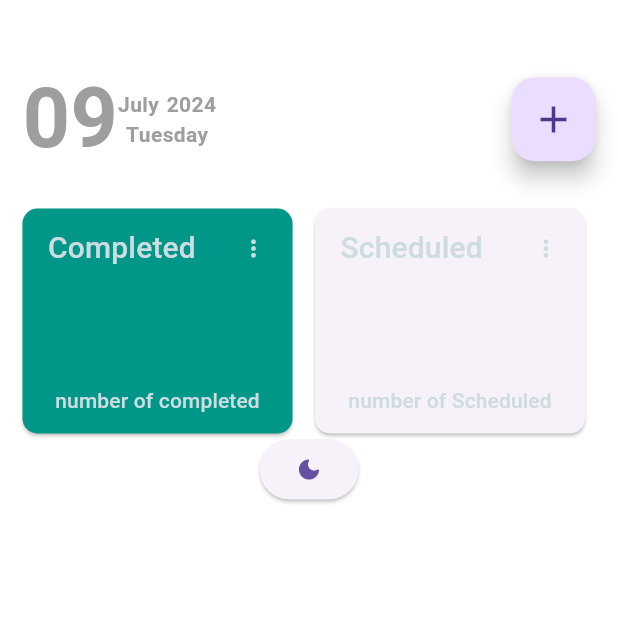
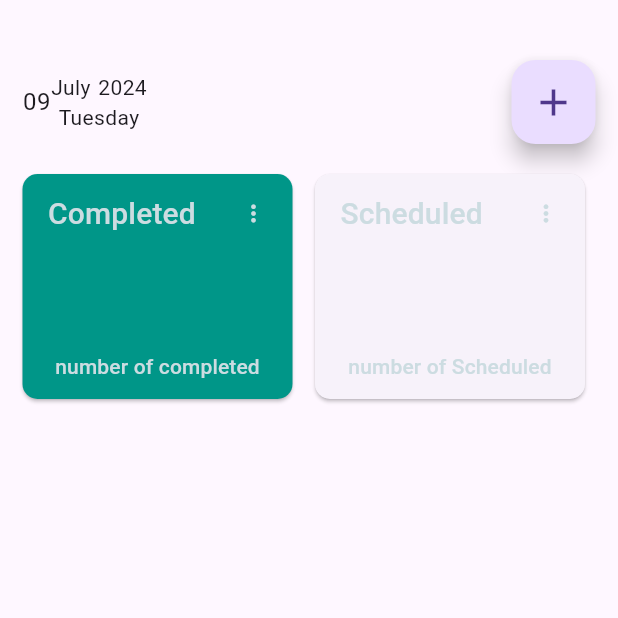
Before and after one commit to trixieo/Reminder-app, a Flutter app: the screen it shows after launch, on a phone screen of 412 x 824 dp, the top half of it. Run offline on Flutter 3.47's test engine with Material 3 defaults, Android fonts, the phone set to English and light mode, and no system bars; our stand-ins replace adaptive_theme.

Commit message:
minor changes

```diff
--- a/reminder_app/lib/main.dart
+++ b/reminder_app/lib/main.dart
@@ -4,105 +4,37 @@ import 'dart:async';
 import 'package:flutter/material.dart';
 import 'package:provider/provider.dart';
 import 'package:intl/intl.dart';
-import 'package:shared_preferences/shared_preferences.dart';
+import 'package:adaptive_theme/adaptive_theme.dart';
 
-void main() async{
-  //Ensures Flutter Bindings are initialized before any async operations
-  WidgetsFlutterBinding.ensureInitialized();
+void main(){
 
-  //Retrieves the stored theme mode from shared preferences
-  final prefs = await SharedPreferences.getInstance();
-
-  //if no theme mode is stored, default to the system's theme mode which is index: 0
-  final themeMode =ThemeMode.values[prefs.getInt('themeMode')?? 0];
-
-  //Run the app with the initial theme mode
-  runApp(MyApp(themeMode: themeMode));
+  runApp(const MyApp());
 }
 
 
 
-class MyApp extends StatefulWidget{
-
-  final ThemeMode themeMode;
-
-  //constructor to accept the initial theme mode
-  MyApp({required this.themeMode});
-  @override
-  State<MyApp> createState() => _MyApp();
-}
-
-class _MyApp extends State<MyApp> {
-  late ThemeMode _themeMode;
-  @override
-  void initState() {
-    super.initState();
-    //set the initial theme mode from the widget
-    _themeMode = widget.themeMode;
-  }
-  //save the selected theme mode to preferences
-  Future<void> saveThemeMode(ThemeMode themeMode) async {
-    final prefs = await SharedPreferences.getInstance();
-    await prefs.setInt('themeMode', themeMode.index);
-  }
-
-
-  // Toggle between light and dark theme modes
-  void _onToggleTheme() {
-    setState(() {
-      // Switch between light and dark modes
-      if (_themeMode == ThemeMode.light) {
-        _themeMode = ThemeMode.dark;
-      } else {
-        _themeMode = ThemeMode.light;
-      }
-      // Save the new theme mode
-      saveThemeMode(_themeMode);
-    });
-  }
+class MyApp extends StatelessWidget{
+  const MyApp({super.key});
 
   @override
   Widget build(BuildContext context) {
     return ChangeNotifierProvider(
 
       create: (context) => MyAppState(),
-      child:  MaterialApp(
-        title: 'Reminder',
-        theme: ThemeData(
-          brightness: Brightness.light,
-          primarySwatch: Colors.teal,
-           primaryColor: Colors.teal[800],
-        scaffoldBackgroundColor: Colors.white,
-        dividerColor: Colors.grey[700],
-        buttonTheme: ButtonThemeData(
-          buttonColor: Colors.teal[600],),
-        textTheme: TextTheme(
-        bodyMedium: TextStyle(color: Colors.grey)
-      ),
+      child:  AdaptiveTheme(
+        light: ThemeData.light(useMaterial3: true),
+        dark: ThemeData.dark(useMaterial3: true),
+        initial: AdaptiveThemeMode.light,
+        builder: (theme, darktheme) {
+          return MaterialApp(
+            title: 'Reminder',
+            theme: theme,
+            darkTheme: darktheme,
 
-
-      ),
-      darkTheme: ThemeData(
-        brightness: Brightness.dark,
-        primarySwatch: Colors.teal,
-         primaryColor: Colors.teal[800],
-        scaffoldBackgroundColor: Colors.black,
-        dividerColor: Colors.grey[700],
-        buttonTheme: ButtonThemeData(
-          buttonColor: Colors.teal[600],
-          textTheme: ButtonTextTheme.primary,
-      ),
-      textTheme: TextTheme(
-        bodyMedium: TextStyle(color: Colors.white)
-      ),
-
-
-    ),
-    themeMode: _themeMode,
-    home: MyHomePage(
-      onToggleTheme: _onToggleTheme,
-    ),
-    ));
+            home: MyHomePage()
+              );
+        }
+      ));
 
   }
 }
@@ -112,18 +44,9 @@ class MyAppState extends ChangeNotifier{
     reminders.add(NewReminder());
   }
   DateTime now = DateTime.now();
-
-
-
-
-
 }
 
 class MyHomePage extends StatefulWidget {
-  final VoidCallback onToggleTheme;
-  MyHomePage({required this.onToggleTheme});
-
-
   @override
   State<MyHomePage> createState() => _MyHomePageState();
 }
@@ -135,9 +58,11 @@ class _MyHomePageState extends State<MyHomePage> {
     super.initState();
     Timer(Duration(seconds: 2), (){
       Navigator.of(context).pushReplacement(
-        MaterialPageRoute(builder: (context)=> MainPage(onToggleTheme: () { widget.onToggleTheme; },)));
+        MaterialPageRoute(builder: (context)=> MainPage()));
     });
   }
+
+  //this is the start of the build of the first page
 
   @override
   Widget build(BuildContext context) {
@@ -151,15 +76,14 @@ class _MyHomePageState extends State<MyHomePage> {
         fontSize: 36,
         fontWeight: FontWeight.bold,
         fontStyle: FontStyle.italic,
-        color: theme.colorScheme.primary,
+        color: theme.primaryColor,
         ),),
     ),
    );
   }}
 
 class MainPage extends StatefulWidget{
-  final VoidCallback onToggleTheme;
-  MainPage({required this.onToggleTheme});
+
   @override
   State<MainPage> createState() => _MainPageState();
   }
@@ -193,21 +117,22 @@ class _MainPageState extends State<MainPage>{
                   padding: const EdgeInsets.only(left: 15.0),
                   child: Row(
                     children: [
-                      Text(formattedDay, style: TextStyle(fontWeight: FontWeight.bold, fontSize: 55), ),
+                      Text(formattedDay, style: theme.textTheme.bodyLarge,
+                         ),
                       Column(
                         children: [
                           Row(
                             children: [
                               Text(
                                 formattedMonth,
-                                style: TextStyle(fontWeight: FontWeight.bold),),
+                                style: theme.textTheme.bodyMedium,),
                               Padding(
                                 padding: const EdgeInsets.only(left: 5),
-                                child: Text(formattedYear, style: TextStyle(fontWeight: FontWeight.bold),),
+                                child: Text(formattedYear, style: theme.textTheme.bodyMedium,),
                               ),
                             ],
                           ),
-                          Text(formattedDayOfWeek, style: TextStyle(fontWeight: FontWeight.bold),)
+                          Text(formattedDayOfWeek, style: theme.textTheme.bodyMedium, )
                         ],
                       ),
 
@@ -311,7 +236,7 @@ class _MainPageState extends State<MainPage>{
               ],
 
             ),
-            ElevatedButton(onPressed: widget.onToggleTheme, child: Icon(Icons.dark_mode_rounded))
+
             ])
           )
           );
--- a/reminder_app/pubspec.yaml
+++ b/reminder_app/pubspec.yaml
@@ -16,6 +16,7 @@ dependencies:
   provider: ^6.0.0
   intl: ^0.19.0
   shared_preferences: ^2.2.3
+  adaptive_theme: ^3.6.0
 
 dev_dependencies:
   flutter_test:
```
Also changed, not shown: reminder_app/pubspec.lock.
